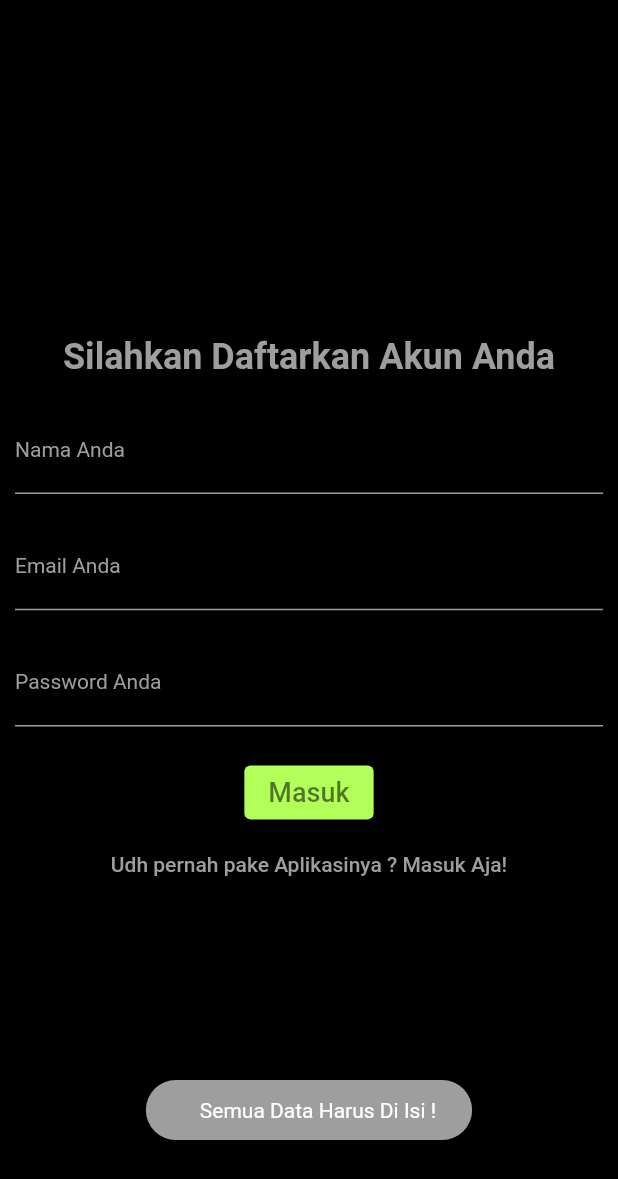
After one commit to admalfrizi/aplikasi_presensi_flutter, a Flutter app: the RegisterScreen screen opened directly, after a tap on "Masuk", on a phone screen of 412 x 824 dp. The commit adds this screen. Shown: the top 1179 px of the screen. Run offline on Flutter 3.47's test engine with Material 2 defaults, Android fonts, the phone set to English and light mode, and no system bars; our stand-ins replace fluttertoast, location, shared_preferences; missing offline and left inert: syncfusion_flutter_maps; accounts and stored records are empty; network calls fail.

Commit message:
Adding a Register Screen

```diff
--- /dev/null
+++ b/lib/models/register_response_model.dart
@@ -0,0 +1,109 @@
+// To parse this JSON data, do
+//
+//     final registerResponseModel = registerResponseModelFromJson(jsonString);
+
+import 'dart:convert';
+
+RegisterResponseModel? registerResponseModelFromJson(String str) => RegisterResponseModel.fromJson(json.decode(str));
+
+String registerResponseModelToJson(RegisterResponseModel? data) => json.encode(data!.toJson());
+
+class RegisterResponseModel {
+  RegisterResponseModel({
+    this.meta,
+    this.data,
+  });
+
+  Meta? meta;
+  Data? data;
+
+  factory RegisterResponseModel.fromJson(Map<String, dynamic> json) => RegisterResponseModel(
+    meta: Meta.fromJson(json["meta"]),
+    data: Data.fromJson(json["data"]),
+  );
+
+  Map<String, dynamic> toJson() => {
+    "meta": meta!.toJson(),
+    "data": data!.toJson(),
+  };
+}
+
+class Data {
+  Data({
+    this.accessToken,
+    this.tokenType,
+    this.user,
+  });
+
+  String? accessToken;
+  String? tokenType;
+  User? user;
+
+  factory Data.fromJson(Map<String, dynamic> json) => Data(
+    accessToken: json["access_token"],
+    tokenType: json["token_type"],
+    user: User.fromJson(json["user"]),
+  );
+
+  Map<String, dynamic> toJson() => {
+    "access_token": accessToken,
+    "token_type": tokenType,
+    "user": user!.toJson(),
+  };
+}
+
+class User {
+  User({
+    this.name,
+    this.email,
+    this.updatedAt,
+    this.createdAt,
+    this.id,
+  });
+
+  String? name;
+  String? email;
+  DateTime? updatedAt;
+  DateTime? createdAt;
+  int? id;
+
+  factory User.fromJson(Map<String, dynamic> json) => User(
+    name: json["name"],
+    email: json["email"],
+    updatedAt: DateTime.parse(json["updated_at"]),
+    createdAt: DateTime.parse(json["created_at"]),
+    id: json["id"],
+  );
+
+  Map<String, dynamic> toJson() => {
+    "name": name,
+    "email": email,
+    "updated_at": updatedAt?.toIso8601String(),
+    "created_at": createdAt?.toIso8601String(),
+    "id": id,
+  };
+}
+
+class Meta {
+  Meta({
+    this.code,
+    this.status,
+    this.message,
+  });
+
+  int? code;
+  String? status;
+  String? message;
+
+  factory Meta.fromJson(Map<String, dynamic> json) => Meta(
+    code: json["code"],
+    status: json["status"],
+    message: json["message"],
+  );
+
+  Map<String, dynamic> toJson() => {
+    "code": code,
+    "status": status,
+    "message": message,
+  };
+}
--- a/lib/screens/home_screen.dart
+++ b/lib/screens/home_screen.dart
@@ -83,7 +83,7 @@ class _HomeScreenState extends State<HomeScreen> {
       SharedPreferences prefs = await SharedPreferences.getInstance();
       prefs.remove('name');
       prefs.remove('token');
-      Navigator.of(context).pushReplacement(MaterialPageRoute(builder: (c)=> const LoginScreen()));
+      Navigator.pushReplacement(context, MaterialPageRoute(builder: (c)=> const LoginScreen()));
     }
   }
 
--- a/lib/screens/login_screen.dart
+++ b/lib/screens/login_screen.dart
@@ -1,6 +1,7 @@
 import 'package:aplikasi_presensi/components/progress_dialog.dart';
 import 'package:aplikasi_presensi/models/login_response_model.dart';
 import 'package:aplikasi_presensi/screens/home_screen.dart';
+import 'package:aplikasi_presensi/screens/register_screen.dart';
 import 'package:flutter/material.dart';
 import 'package:fluttertoast/fluttertoast.dart';
 import 'package:http/http.dart' as myHttp;
@@ -46,7 +47,7 @@ class _LoginScreenState extends State<LoginScreen> {
 
     if(tokenStr != "" && nameStr != ""){
       Future.delayed(Duration(seconds: 1), () async {
-        Navigator.of(context).pushReplacement(MaterialPageRoute(builder: (c)=> const HomeScreen()))
+        Navigator.pushReplacement(context, MaterialPageRoute(builder: (c)=> const HomeScreen()))
             .then((value) {
           setState(() {
 
@@ -99,7 +100,7 @@ class _LoginScreenState extends State<LoginScreen> {
       final SharedPreferences pref = await _prefs;
       pref.setString("name", name);
       pref.setString("token", token);
-      Navigator.of(context).push(MaterialPageRoute(builder: (c)=> const HomeScreen()))
+      Navigator.of(context).pushReplacement(MaterialPageRoute(builder: (c)=> const HomeScreen()))
           .then((value) {
         setState(() {
 
@@ -262,10 +263,10 @@ class _LoginScreenState extends State<LoginScreen> {
               ),
               TextButton(
                   onPressed: (){
-
+                    Navigator.push(context, MaterialPageRoute(builder: (c)=> const RegisterScreen()));
                   },
                   child: const Text(
-                    "Belum Pernah Aplikasinya ? Daftar Dong!",
+                    "Belum Pernah Pakai Aplikasinya ? Daftar Dong!",
                     style: TextStyle(
                         color: Colors.grey
                     ),
--- /dev/null
+++ b/lib/screens/register_screen.dart
@@ -0,0 +1,271 @@
+import 'dart:convert';
+
+import 'package:aplikasi_presensi/models/register_response_model.dart';
+import 'package:aplikasi_presensi/screens/login_screen.dart';
+import 'package:flutter/material.dart';
+import 'package:fluttertoast/fluttertoast.dart';
+import 'package:http/http.dart' as myHttp;
+
+import '../components/progress_dialog.dart';
+
+class RegisterScreen extends StatefulWidget {
+  const RegisterScreen({Key? key}) : super(key: key);
+
+  @override
+  State<RegisterScreen> createState() => _RegisterScreenState();
+}
+
+class _RegisterScreenState extends State<RegisterScreen> {
+
+  RegisterResponseModel? registerResponseModel;
+  TextEditingController nameTxtEdtController = TextEditingController();
+  TextEditingController emailTxtEdtController = TextEditingController();
+  TextEditingController passwordTxtEdtController = TextEditingController();
+  FToast? fToast;
+
+  @override
+  void initState() {
+    // TODO: implement initState
+    super.initState();
+    fToast = FToast();
+    fToast?.init(context);
+  }
+
+  register(String name,String email, String password) async {
+    showDialog(
+        context: context,
+        barrierDismissible: false,
+        builder: (BuildContext c){
+          return ProgressDialog(
+            msg: "Sedang Di Proses",
+          );
+        }
+    );
+
+    Map<String, String> body = {
+      "name" : name,
+      "email": email,
+      "password": password
+    };
+
+    var response = await myHttp.post(
+      Uri.parse('http://192.168.0.101:8000/api/register'),
+      body: body,
+    );
+
+    if(response.statusCode == 401) {
+      fToast?.showToast(
+          child: _showToast("Datanya Tidak Valid !"),
+          gravity: ToastGravity.BOTTOM,
+          toastDuration: const Duration(seconds: 3)
+      );
+    } else {
+      if(response.body.isNotEmpty){
+        registerResponseModel = RegisterResponseModel.fromJson(json.decode(response.body));
+        print("Hasil "+ response.body);
+        Navigator.of(context).pushReplacement(MaterialPageRoute(builder: (c)=> const LoginScreen()));
+      }
+    }
+  }
+
+  validateForm(String name,String email, String password) {
+    if(nameTxtEdtController.text.isEmpty && emailTxtEdtController.text.isEmpty && passwordTxtEdtController.text.isEmpty){
+      fToast?.showToast(
+          child: _showToast("Semua Data Harus Di Isi !"),
+          gravity: ToastGravity.BOTTOM,
+          toastDuration: const Duration(seconds: 3)
+      );
+    }
+    else if(!emailTxtEdtController.text.contains("@")){
+      fToast?.showToast(
+          child: _showToast("Emailnya Salah"),
+          gravity: ToastGravity.BOTTOM,
+          toastDuration: const Duration(seconds: 3)
+      );
+    }
+    else if(passwordTxtEdtController.text.length < 3){
+      fToast?.showToast(
+          child: _showToast("Harap Isi Password Dengan Benar dan Teliti !"),
+          gravity: ToastGravity.BOTTOM,
+          toastDuration: const Duration(seconds: 3)
+      );
+    }
+    else if(passwordTxtEdtController.text.isEmpty){
+      fToast?.showToast(
+        child: _showToast("Passwordnya Harus Di Isi !"),
+        gravity: ToastGravity.BOTTOM,
+        toastDuration: const Duration(seconds: 3),
+      );
+    }else {
+      register(name,email, password);
+    }
+  }
+
+  _showToast(String? toastMsg){
+    return Container(
+      padding: const EdgeInsets.symmetric(horizontal: 24.0, vertical: 12.0),
+      decoration: BoxDecoration(
+        borderRadius: BorderRadius.circular(25.0),
+        color: Colors.grey,
+      ),
+      child: Row(
+        mainAxisSize: MainAxisSize.min,
+        children: [
+          const SizedBox(
+            width: 12.0,
+          ),
+          Text(
+            toastMsg!,
+            style: const TextStyle(
+                color: Colors.white
+            ),
+          ),
+        ],
+      ),
+    );
+  }
+
+
+  @override
+  Widget build(BuildContext context) {
+    return SafeArea(
+        child: Scaffold(
+          backgroundColor: Colors.black,
+          body: Padding(
+            padding: const EdgeInsets.symmetric(horizontal: 10),
+            child: Column(
+              mainAxisAlignment: MainAxisAlignment.center,
+              children: [
+                Text(
+                  "Silahkan Daftarkan Akun Anda",
+                  style: TextStyle(
+                      fontSize: 24,
+                      color: Colors.grey,
+                      fontWeight: FontWeight.bold
+                  ),
+                ),
+                const SizedBox(
+                  height: 20,
+                ),
+                TextField(
+                  controller: nameTxtEdtController,
+                  keyboardType: TextInputType.emailAddress,
+                  style: const TextStyle(
+                      color: Colors.grey
+                  ),
+                  decoration: const InputDecoration(
+                    labelText: "Nama Anda",
+                    hintText: "Masukan Nama Anda",
+                    enabledBorder: UnderlineInputBorder(
+                        borderSide: BorderSide(color: Colors.grey)
+                    ),
+                    focusedBorder: UnderlineInputBorder(
+                        borderSide: BorderSide(color: Colors.grey)
+                    ),
+                    hintStyle: TextStyle(
+                        color: Colors.grey,
+                        fontSize: 14
+                    ),
+                    labelStyle: TextStyle(
+                        color: Colors.grey,
+                        fontSize: 14
+                    ),
+                  ),
+                ),
+                const SizedBox(
+                  height: 20,
+                ),
+                TextField(
+                  controller: emailTxtEdtController,
+                  keyboardType: TextInputType.emailAddress,
+                  style: const TextStyle(
+                      color: Colors.grey
+                  ),
+                  decoration: const InputDecoration(
+                    labelText: "Email Anda",
+                    hintText: "Masukan Email Anda",
+                    enabledBorder: UnderlineInputBorder(
+                        borderSide: BorderSide(color: Colors.grey)
+                    ),
+                    focusedBorder: UnderlineInputBorder(
+                        borderSide: BorderSide(color: Colors.grey)
+                    ),
+                    hintStyle: TextStyle(
+                        color: Colors.grey,
+                        fontSize: 14
+                    ),
+                    labelStyle: TextStyle(
+                        color: Colors.grey,
+                        fontSize: 14
+                    ),
+                  ),
+                ),
+                const SizedBox(
+                  height: 20,
+                ),
+                TextField(
+                  controller: passwordTxtEdtController,
+                  keyboardType: TextInputType.text,
+                  obscureText: true,
+                  style: const TextStyle(
+                      color: Colors.grey
+                  ),
+                  decoration: const InputDecoration(
+                    labelText: "Password Anda",
+                    hintText: "Masukan Password Anda",
+                    enabledBorder: UnderlineInputBorder(
+                        borderSide: BorderSide(color: Colors.grey)
+                    ),
+                    focusedBorder: UnderlineInputBorder(
+                        borderSide: BorderSide(color: Colors.grey)
+                    ),
+                    hintStyle: TextStyle(
+                        color: Colors.grey,
+                        fontSize: 14
+                    ),
+                    labelStyle: TextStyle(
+                        color: Colors.grey,
+                        fontSize: 14
+                    ),
+                  ),
+                ),
+                const SizedBox(
+                  height: 20,
+                ),
+                ElevatedButton(
+                  onPressed: (){
+                    validateForm(
+                        nameTxtEdtController.text.trim(),
+                        emailTxtEdtController.text.trim(),
+                        passwordTxtEdtController.text.trim()
+                    );
+                  },
+                  style: ElevatedButton.styleFrom(
+                    backgroundColor: Colors.lightGreenAccent,
+                  ),
+                  child: const Text(
+                    "Masuk",
+                    style: TextStyle(
+                        color: Colors.black54,
+                        fontSize: 18
+                    ),
+                  ),
+                ),
+                TextButton(
+                    onPressed: (){
+                      Navigator.pop(context);
+                    },
+                    child: const Text(
+                      "Udh pernah pake Aplikasinya ? Masuk Aja!",
+                      style: TextStyle(
+                          color: Colors.grey
+                      ),
+                    )
+                )
+              ],
+            ),
+          ),
+        ),
+    );
+  }
+}
```
